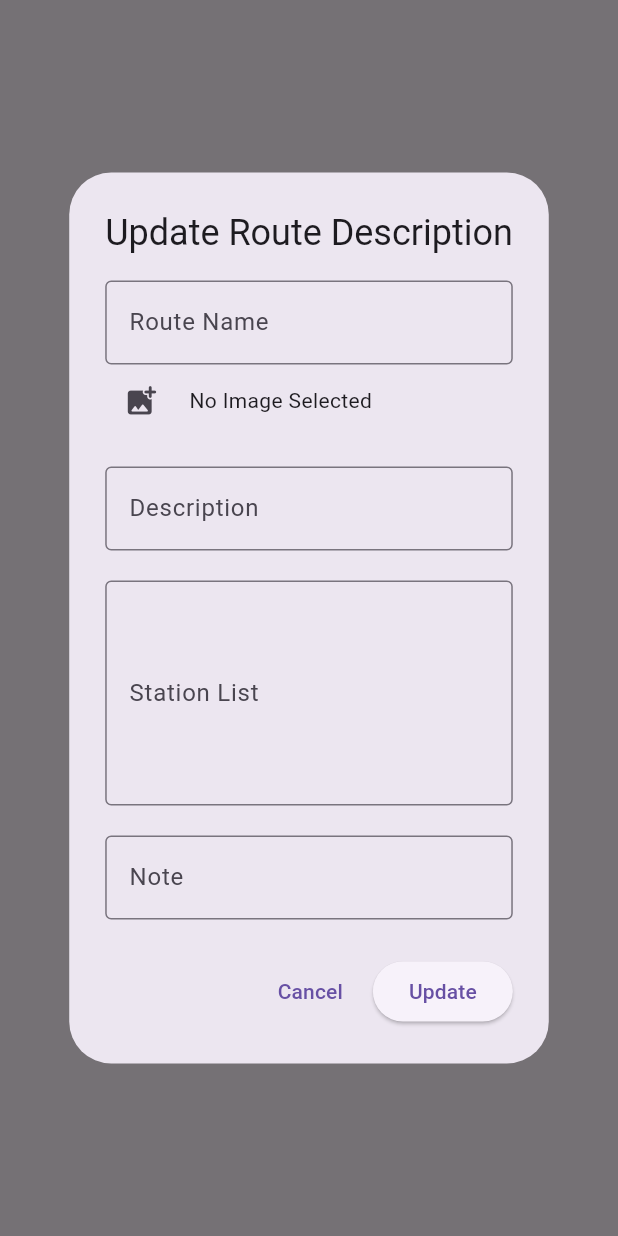
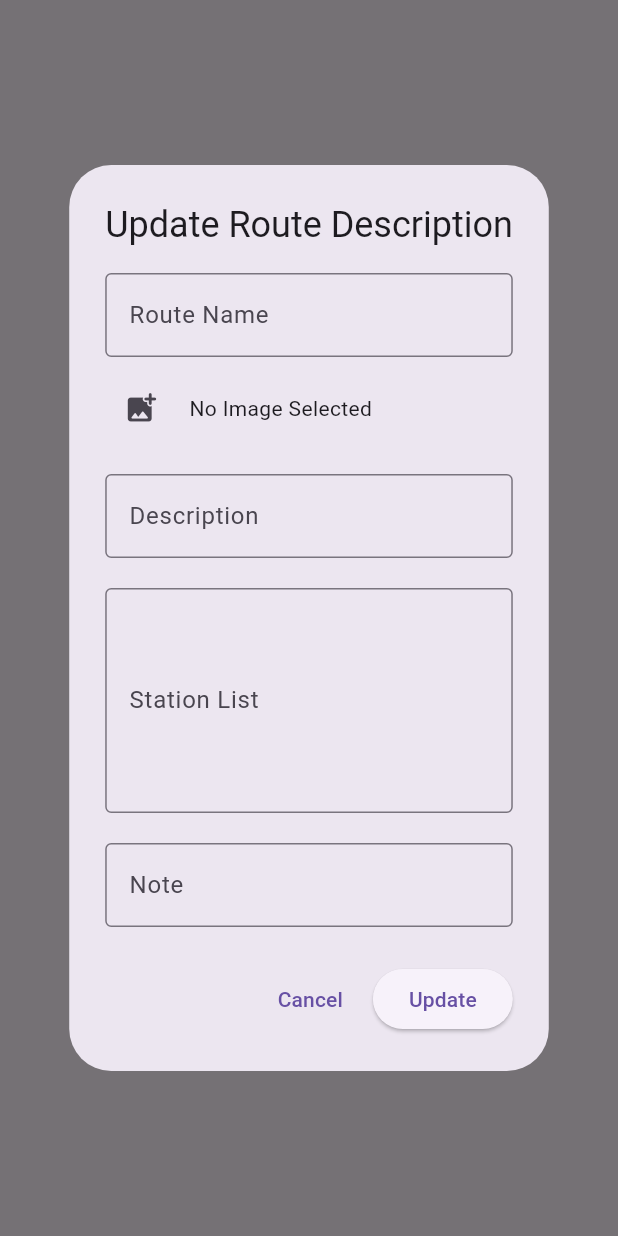
Before and after one commit to psnnice/MobileDev, a Flutter app: what showUpdateDescriptionDialog() shows on an empty page, opened directly with empty values, on a phone screen of 412 x 824 dp. Run offline on Flutter 3.47's test engine with Material 3 defaults, Android fonts, the phone set to English and light mode, and no system bars; our stand-ins replace flutter_secure_storage, google_fonts, google_maps_flutter, image_picker; accounts and stored records are empty; network calls fail.

Commit message:
fix map get n update

```diff
--- a/lib/frontend/page/updateFunction/updateDesMap.dart
+++ b/lib/frontend/page/updateFunction/updateDesMap.dart
@@ -90,6 +90,7 @@ void showUpdateDescriptionDialog(BuildContext context, int id, Map<String, dynam
                         return null;
                       },
                     ),
+                    SizedBox(height: 10),
                     Row(
                       children: [
                         IconButton(
@@ -98,6 +99,37 @@ void showUpdateDescriptionDialog(BuildContext context, int id, Map<String, dynam
                         ),
                         SizedBox(width: 8),
                         Text(_imageFile != null ? 'Image Selected' : 'No Image Selected'),
+                        SizedBox(width: 10),
+                        if (_imageFile != null)
+                            Stack(
+                            clipBehavior: Clip.none,
+                            children: [
+                              Container(
+                                child: Image.file(
+                                  _imageFile!,
+                                  width: 60,
+                                  height: 60,
+                                  fit: BoxFit.cover,
+                                ),
+                              ),
+                              Positioned(
+                                bottom: 30,
+                                left: 30,
+                                child: IconButton(
+                                  icon: Icon(
+                                    Icons.cancel_outlined,
+                                    color: Colors.red,
+                                    size: 30,
+                                  ),
+                                  onPressed: () {
+                                    setState(() {
+                                      _imageFile = null;
+                                    });
+                                  },
+                                ),
+                              ),
+                            ],
+                          ),
                       ],
                     ),
                     const SizedBox(height: 20),
```
